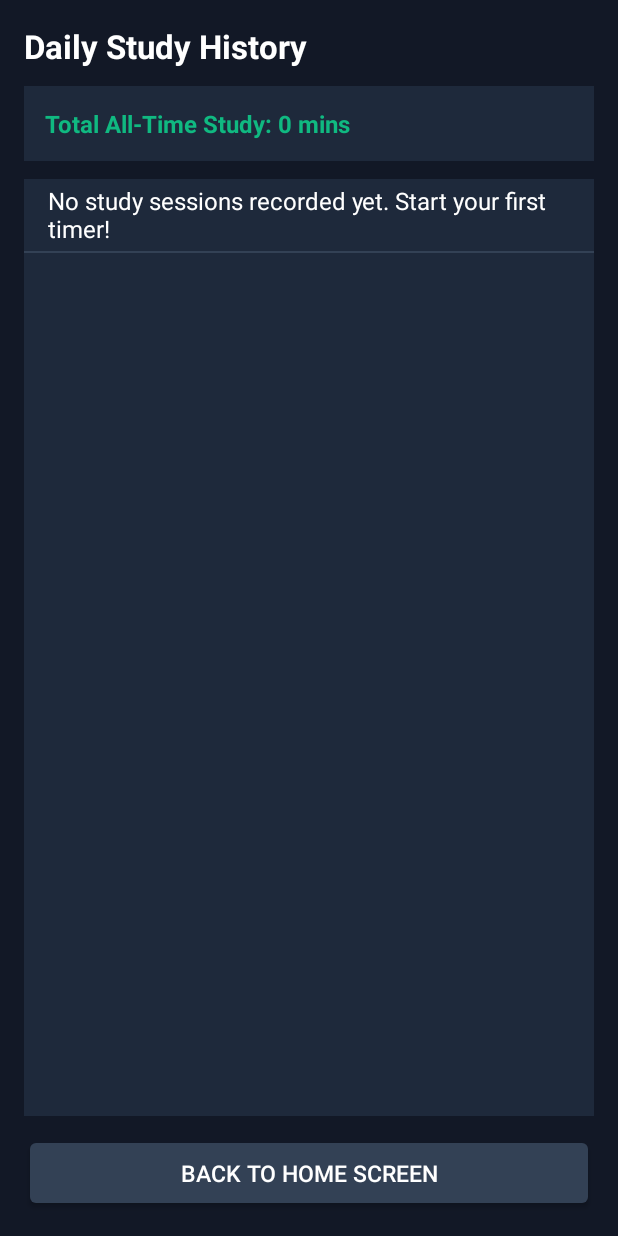
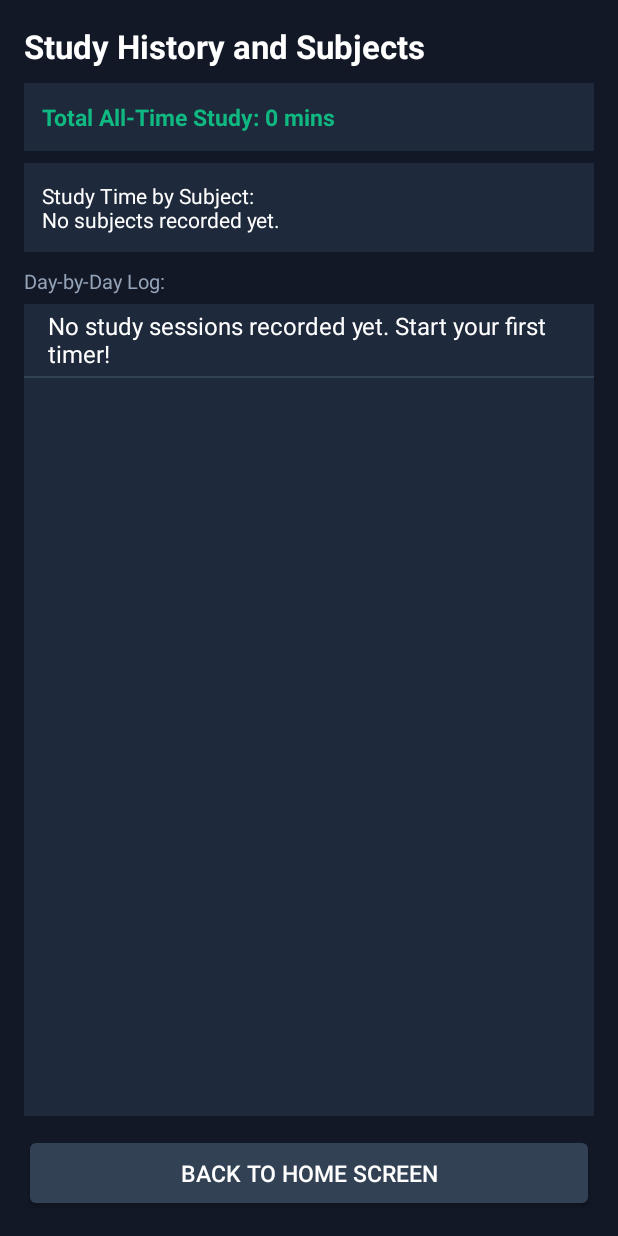
Before and after one commit to santraarya80-max/FocusLock, an Android app: the HistoryActivity screen opened directly, with no data from a screen before it, on a phone screen of 412 x 824 dp. Run offline under Robolectric (Android 15) with nearby library versions, the phone set to English and light mode, and no system bars.

Commit message:
Update activity_history.xml

```diff
--- a/app/src/main/res/layout/activity_history.xml
+++ b/app/src/main/res/layout/activity_history.xml
@@ -9,7 +9,7 @@
     <TextView
         android:layout_width="wrap_content"
         android:layout_height="wrap_content"
-        android:text="Daily Study History"
+        android:text="Study History and Subjects"
         android:textColor="#FFFFFF"
         android:textSize="22sp"
         android:textStyle="bold" />
@@ -18,14 +18,34 @@
         android:id="@+id/tvTotalStudyTime"
         android:layout_width="match_parent"
         android:layout_height="wrap_content"
-        android:layout_marginTop="12dp"
-        android:layout_marginBottom="12dp"
+        android:layout_marginTop="10dp"
         android:background="#1E293B"
-        android:padding="14dp"
+        android:padding="12dp"
         android:text="Total Study Time: 0 mins"
         android:textColor="#10B981"
-        android:textSize="16sp"
+        android:textSize="15sp"
         android:textStyle="bold" />
+
+    <!-- Subject Breakdown Card -->
+    <TextView
+        android:id="@+id/tvSubjectBreakdown"
+        android:layout_width="match_parent"
+        android:layout_height="wrap_content"
+        android:layout_marginTop="8dp"
+        android:layout_marginBottom="10dp"
+        android:background="#1E293B"
+        android:padding="12dp"
+        android:text="Study Time by Subject:\nNo subjects recorded yet."
+        android:textColor="#FFFFFF"
+        android:textSize="14sp" />
+
+    <TextView
+        android:layout_width="wrap_content"
+        android:layout_height="wrap_content"
+        android:layout_marginBottom="6dp"
+        android:text="Day-by-Day Log:"
+        android:textColor="#94A3B8"
+        android:textSize="13sp" />
 
     <ListView
         android:id="@+id/listViewHistory"
```
